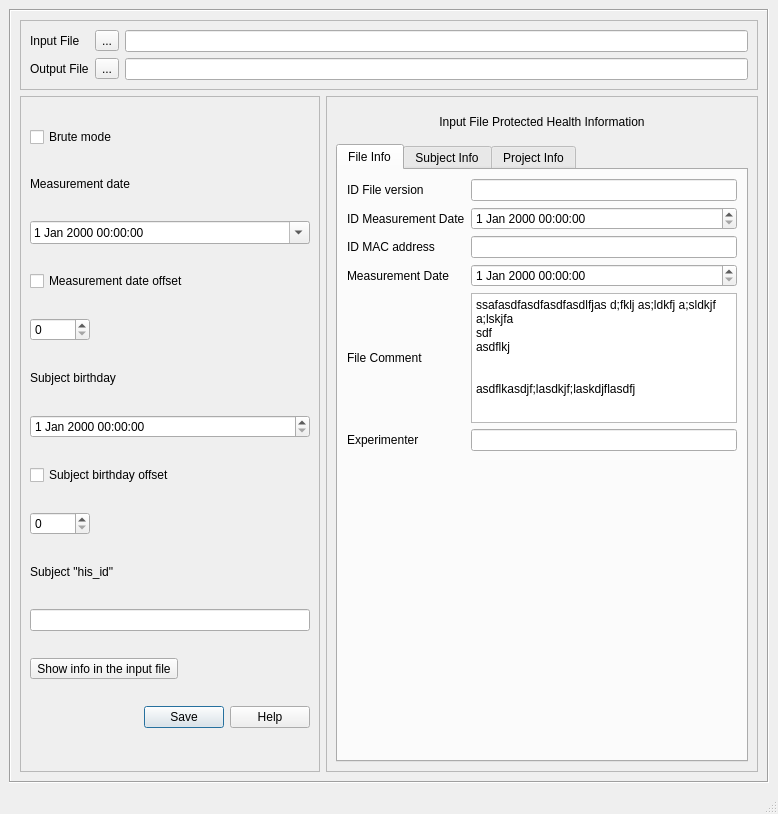
Qt form applications/mne_anonymize/mainwindow.ui (mne-tools/mne-cpp) before a commit.
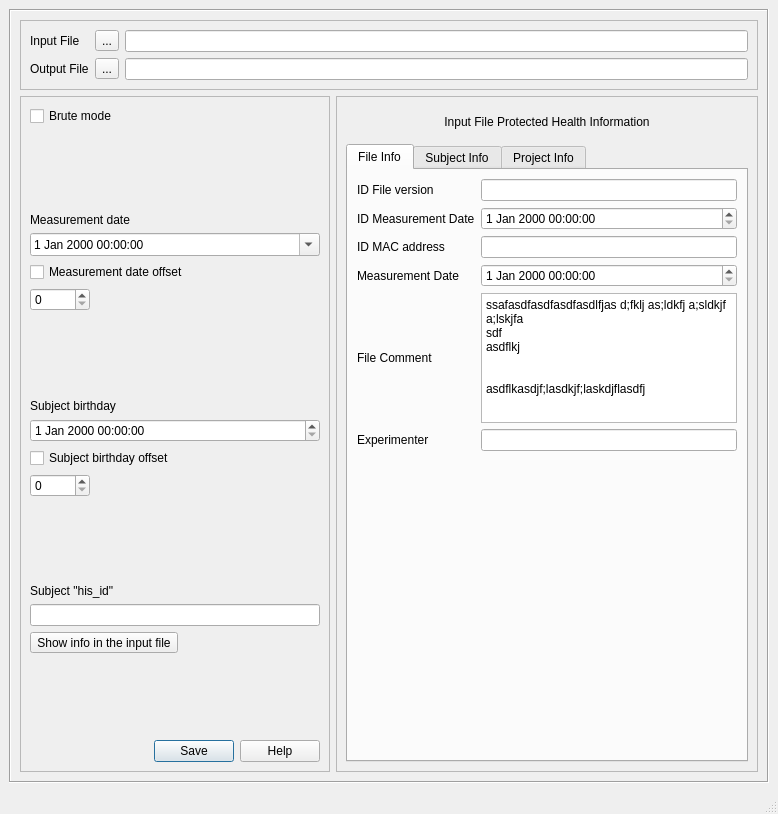
The same form after that commit.

Commit message: redo tab order

Diff of the .ui file:
```diff
--- a/applications/mne_anonymize/mainwindow.ui
+++ b/applications/mne_anonymize/mainwindow.ui
@@ -12,7 +12,7 @@
   </property>
   <property name="minimumSize">
    <size>
-    <width>200</width>
+    <width>420</width>
     <height>0</height>
    </size>
   </property>
@@ -165,13 +165,13 @@
              </property>
              <property name="minimumSize">
               <size>
-               <width>218</width>
+               <width>190</width>
                <height>0</height>
               </size>
              </property>
              <property name="maximumSize">
               <size>
-               <width>300</width>
+               <width>16777215</width>
                <height>16777215</height>
               </size>
              </property>
@@ -183,13 +183,39 @@
              </property>
              <layout class="QGridLayout" name="gridLayout_3">
               <item row="7" column="0">
+               <widget class="QLabel" name="labelSubjectBirthday">
+                <property name="maximumSize">
+                 <size>
+                  <width>16777215</width>
+                  <height>20</height>
+                 </size>
+                </property>
+                <property name="text">
+                 <string>Subject birthday</string>
+                </property>
+               </widget>
+              </item>
+              <item row="15" column="0">
+               <spacer name="verticalSpacer_3">
+                <property name="orientation">
+                 <enum>Qt::Vertical</enum>
+                </property>
+                <property name="sizeHint" stdset="0">
+                 <size>
+                  <width>20</width>
+                  <height>40</height>
+                 </size>
+                </property>
+               </spacer>
+              </item>
+              <item row="9" column="0">
                <widget class="QCheckBox" name="checkBoxBirthdayDateOffset">
                 <property name="text">
                  <string>Subject birthday offset</string>
                 </property>
                </widget>
               </item>
-              <item row="9" column="0">
+              <item row="12" column="0">
                <widget class="QLabel" name="labelSubjectHisId">
                 <property name="maximumSize">
                  <size>
@@ -202,83 +228,18 @@
                 </property>
                </widget>
               </item>
-              <item row="3" column="0">
-               <widget class="QCheckBox" name="checkBoxMeasurementDateOffset">
-                <property name="text">
-                 <string>Measurement date offset</string>
-                </property>
-               </widget>
-              </item>
               <item row="6" column="0">
-               <widget class="QDateTimeEdit" name="dateTimeBirthdayDate"/>
-              </item>
-              <item row="1" column="0">
-               <widget class="QLabel" name="labelMeasDate">
-                <property name="maximumSize">
-                 <size>
-                  <width>16777215</width>
-                  <height>20</height>
-                 </size>
+               <spacer name="verticalSpacer_5">
+                <property name="orientation">
+                 <enum>Qt::Vertical</enum>
                 </property>
-                <property name="text">
-                 <string>Measurement date</string>
-                </property>
-               </widget>
-              </item>
-              <item row="4" column="0">
-               <widget class="QSpinBox" name="spinBoxMeasurementDateOffset">
-                <property name="sizePolicy">
-                 <sizepolicy hsizetype="Expanding" vsizetype="Fixed">
-                  <horstretch>0</horstretch>
-                  <verstretch>0</verstretch>
-                 </sizepolicy>
-                </property>
-                <property name="maximumSize">
+                <property name="sizeHint" stdset="0">
                  <size>
-                  <width>60</width>
-                  <height>16777215</height>
+                  <width>20</width>
+                  <height>40</height>
                  </size>
                 </property>
-               </widget>
-              </item>
-              <item row="2" column="0">
-               <widget class="QDateTimeEdit" name="dateTimeMeasurementDate">
-                <property name="sizePolicy">
-                 <sizepolicy hsizetype="Expanding" vsizetype="Maximum">
-                  <horstretch>0</horstretch>
-                  <verstretch>0</verstretch>
-                 </sizepolicy>
-                </property>
-                <property name="calendarPopup">
-                 <bool>true</bool>
-                </property>
-               </widget>
-              </item>
-              <item row="5" column="0">
-               <widget class="QLabel" name="labelSubjectBirthday">
-                <property name="maximumSize">
-                 <size>
-                  <width>16777215</width>
-                  <height>20</height>
-                 </size>
-                </property>
-                <property name="text">
-                 <string>Subject birthday</string>
-                </property>
-               </widget>
-              </item>
-              <item row="10" column="0">
-               <widget class="QLineEdit" name="lineEditSubjectHisId"/>
-              </item>
-              <item row="8" column="0">
-               <widget class="QSpinBox" name="spinBoxBirthdayDateOffset">
-                <property name="maximumSize">
-                 <size>
-                  <width>60</width>
-                  <height>16777215</height>
-                 </size>
-                </property>
-               </widget>
+               </spacer>
               </item>
               <item row="0" column="0">
                <widget class="QCheckBox" name="checkBoxBruteMode">
@@ -287,14 +248,17 @@
                 </property>
                </widget>
               </item>
-              <item row="11" column="0">
-               <widget class="QToolButton" name="seeExtraInfoButton">
+              <item row="4" column="0">
+               <widget class="QCheckBox" name="checkBoxMeasurementDateOffset">
                 <property name="text">
-                 <string>Show info in the input file</string>
+                 <string>Measurement date offset</string>
                 </property>
                </widget>
               </item>
-              <item row="12" column="0">
+              <item row="13" column="0">
+               <widget class="QLineEdit" name="lineEditSubjectHisId"/>
+              </item>
+              <item row="16" column="0">
                <widget class="QDialogButtonBox" name="buttonMenu">
                 <property name="standardButtons">
                  <set>QDialogButtonBox::Help|QDialogButtonBox::Save</set>
@@ -304,6 +268,94 @@
                 </property>
                </widget>
               </item>
+              <item row="3" column="0">
+               <widget class="QDateTimeEdit" name="dateTimeMeasurementDate">
+                <property name="sizePolicy">
+                 <sizepolicy hsizetype="Expanding" vsizetype="Maximum">
+                  <horstretch>0</horstretch>
+                  <verstretch>0</verstretch>
+                 </sizepolicy>
+                </property>
+                <property name="calendarPopup">
+                 <bool>true</bool>
+                </property>
+               </widget>
+              </item>
+              <item row="14" column="0">
+               <widget class="QToolButton" name="seeExtraInfoButton">
+                <property name="text">
+                 <string>Show info in the input file</string>
+                </property>
+               </widget>
+              </item>
+              <item row="1" column="0">
+               <spacer name="verticalSpacer_4">
+                <property name="orientation">
+                 <enum>Qt::Vertical</enum>
+                </property>
+                <property name="sizeHint" stdset="0">
+                 <size>
+                  <width>20</width>
+                  <height>40</height>
+                 </size>
+                </property>
+               </spacer>
+              </item>
+              <item row="8" column="0">
+               <widget class="QDateTimeEdit" name="dateTimeBirthdayDate"/>
+              </item>
+              <item row="5" column="0">
+               <widget class="QSpinBox" name="spinBoxMeasurementDateOffset">
+                <property name="sizePolicy">
+                 <sizepolicy hsizetype="Expanding" vsizetype="Fixed">
+                  <horstretch>0</horstretch>
+                  <verstretch>0</verstretch>
+                 </sizepolicy>
+                </property>
+                <property name="maximumSize">
+                 <size>
+                  <width>60</width>
+                  <height>16777215</height>
+                 </size>
+                </property>
+               </widget>
+              </item>
+              <item row="10" column="0">
+               <widget class="QSpinBox" name="spinBoxBirthdayDateOffset">
+                <property name="maximumSize">
+                 <size>
+                  <width>60</width>
+                  <height>16777215</height>
+                 </size>
+                </property>
+               </widget>
+              </item>
+              <item row="2" column="0">
+               <widget class="QLabel" name="labelMeasDate">
+                <property name="maximumSize">
+                 <size>
+                  <width>16777215</width>
+                  <height>20</height>
+                 </size>
+                </property>
+                <property name="text">
+                 <string>Measurement date</string>
+                </property>
+               </widget>
+              </item>
+              <item row="11" column="0">
+               <spacer name="verticalSpacer_6">
+                <property name="orientation">
+                 <enum>Qt::Vertical</enum>
+                </property>
+                <property name="sizeHint" stdset="0">
+                 <size>
+                  <width>20</width>
+                  <height>40</height>
+                 </size>
+                </property>
+               </spacer>
+              </item>
              </layout>
             </widget>
            </item>
```
Left out of the diff: 35 changed lines with no effect on the pictures. The commit also changes 2 other files.
